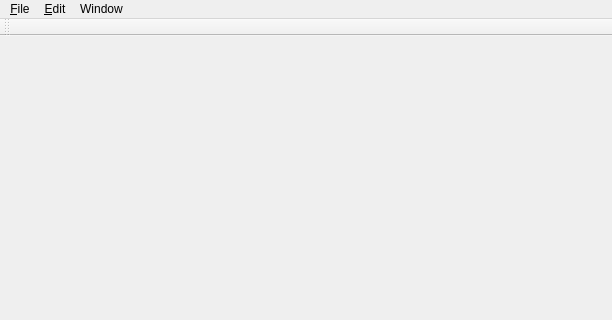
Qt form cosecantmainwindow.ui (edpowley/cosecant) before a commit; both pictures show x 0 to 612 and y 0 to 320 of the 612 by 507 pixel window.
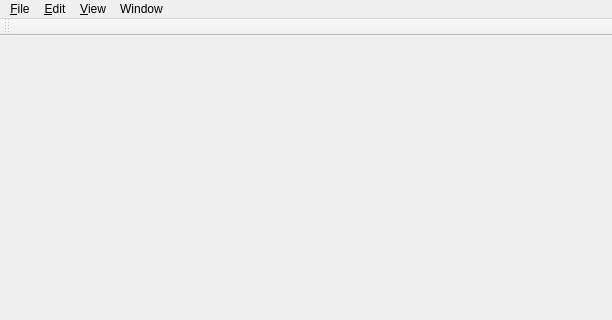
The same form after that commit.

Commit message: Settings dialog

```diff
--- a/cosecantmainwindow.ui
+++ b/cosecantmainwindow.ui
@@ -43,8 +43,15 @@
      <string>Window</string>
     </property>
    </widget>
+   <widget class="QMenu" name="menu_View">
+    <property name="title">
+     <string>&amp;View</string>
+    </property>
+    <addaction name="actionSettings"/>
+   </widget>
    <addaction name="menuFile"/>
    <addaction name="menu_Edit"/>
+   <addaction name="menu_View"/>
    <addaction name="menuWindow"/>
   </widget>
   <widget class="QToolBar" name="mainToolBar">
```
Left out of the diff: 15 changed lines with no effect on the pictures. The commit also changes 6 other files.
